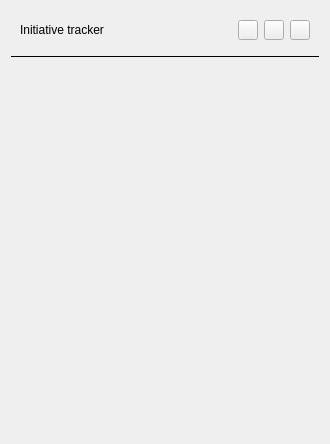
Above: qinitiativetrackerwidget.ui from Technohamster-py/dm-assistant before the change. Below: the same form after it.
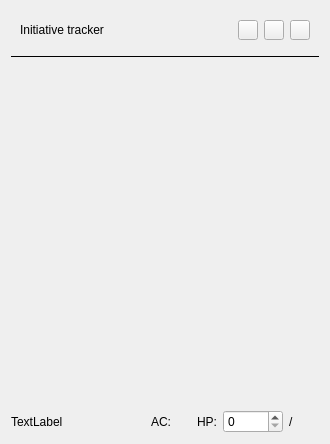
That is the form after the change. Icons and pictures are not drawn.

Commit message: Добавлено отображение активного персонажа внизу виджета трекера инициативы

```diff
--- a/qinitiativetrackerwidget.ui
+++ b/qinitiativetrackerwidget.ui
@@ -317,6 +317,98 @@
      </attribute>
     </widget>
    </item>
+   <item>
+    <widget class="QWidget" name="widget" native="true">
+     <property name="sizePolicy">
+      <sizepolicy hsizetype="Preferred" vsizetype="Minimum">
+       <horstretch>0</horstretch>
+       <verstretch>0</verstretch>
+      </sizepolicy>
+     </property>
+     <property name="minimumSize">
+      <size>
+       <width>0</width>
+       <height>20</height>
+      </size>
+     </property>
+     <layout class="QHBoxLayout" name="horizontalLayout_2">
+      <property name="leftMargin">
+       <number>0</number>
+      </property>
+      <property name="topMargin">
+       <number>0</number>
+      </property>
+      <property name="rightMargin">
+       <number>0</number>
+      </property>
+      <property name="bottomMargin">
+       <number>0</number>
+      </property>
+      <item>
+       <widget class="QLabel" name="nameLabel">
+        <property name="text">
+         <string>TextLabel</string>
+        </property>
+       </widget>
+      </item>
+      <item>
+       <widget class="QLabel" name="acLabel">
+        <property name="maximumSize">
+         <size>
+          <width>40</width>
+          <height>16777215</height>
+         </size>
+        </property>
+        <property name="text">
+         <string>AC:</string>
+        </property>
+       </widget>
+      </item>
+      <item>
+       <widget class="QLabel" name="hpLabel">
+        <property name="sizePolicy">
+         <sizepolicy hsizetype="Minimum" vsizetype="Preferred">
+          <horstretch>0</horstretch>
+          <verstretch>0</verstretch>
+         </sizepolicy>
+        </property>
+        <property name="maximumSize">
+         <size>
+          <width>20</width>
+          <height>16777215</height>
+         </size>
+        </property>
+        <property name="text">
+         <string>HP:</string>
+        </property>
+       </widget>
+      </item>
+      <item>
+       <widget class="QSpinBox" name="hpSpinBox">
+        <property name="maximumSize">
+         <size>
+          <width>60</width>
+          <height>16777215</height>
+         </size>
+        </property>
+       </widget>
+      </item>
+      <item>
+       <widget class="QLabel" name="maxHpLabel">
+        <property name="maximumSize">
+         <size>
+          <width>30</width>
+          <height>16777215</height>
+         </size>
+        </property>
+        <property name="text">
+         <string>/</string>
+        </property>
+       </widget>
+      </item>
+     </layout>
+    </widget>
+   </item>
   </layout>
  </widget>
  <resources>
```
The commit also changes 2 other files.
